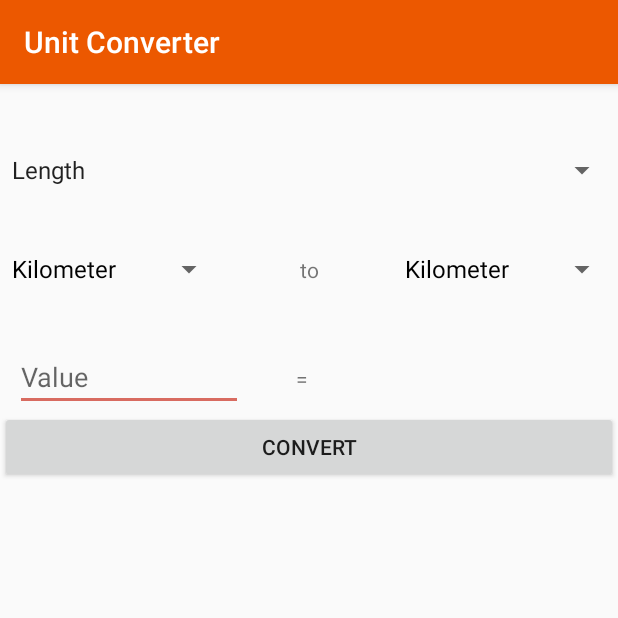
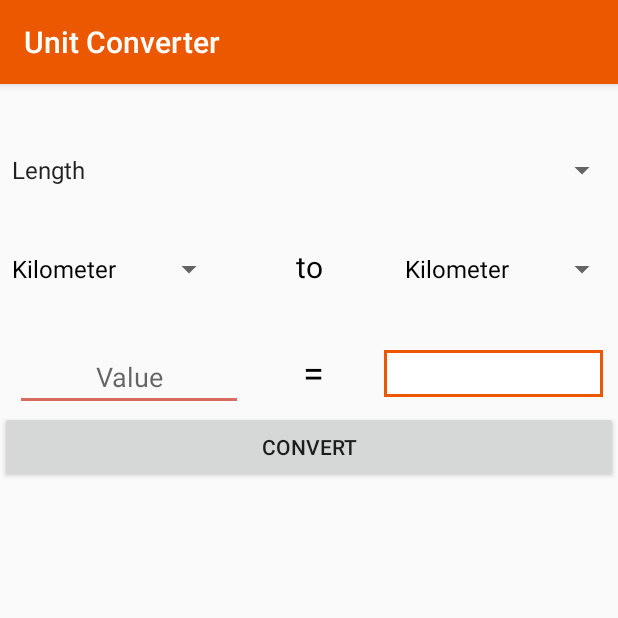
Before and after one commit to dilliwal11/CS-541-UnitConv-A1, an Android app: the screen it shows after launch (UnitConverter), on a phone screen of 412 x 824 dp, the top half of it. Run offline under Robolectric (Android 15) with nearby library versions, the phone set to English and light mode, and no system bars.

Commit message:
commit 3.2

```diff
--- a/app/src/main/AndroidManifest.xml
+++ b/app/src/main/AndroidManifest.xml
@@ -9,7 +9,11 @@
         android:roundIcon="@mipmap/ic_launcher_round"
         android:supportsRtl="true"
         android:theme="@style/AppTheme">
-        <activity android:name=".UnitConverter">
+        <activity android:name=".UnitConverter"
+            android:screenOrientation="portrait"
+
+
+            >
 
             <intent-filter>
                 <action android:name="android.intent.action.MAIN" />
--- a/app/src/main/java/com/example/unitconversionaug30/UnitConverter.java
+++ b/app/src/main/java/com/example/unitconversionaug30/UnitConverter.java
@@ -6,6 +6,7 @@
 import android.text.InputFilter;
 import android.text.Spanned;
 import android.util.Log;
+import android.view.MotionEvent;
 import android.view.View;
 import android.widget.AdapterView;
 import android.widget.ArrayAdapter;
--- /dev/null
+++ b/app/src/main/res/drawable/back.xml
@@ -0,0 +1,6 @@
+<?xml version="1.0" encoding="utf-8"?>
+
+    <shape xmlns:android="http://schemas.android.com/apk/res/android" android:shape="rectangle" >
+        <solid android:color="@android:color/white" />
+        <stroke android:width="2dp" android:color="@color/colorPrimary"/>
+    </shape>
--- a/app/src/main/res/layout-v26/activity_unit_converter.xml
+++ b/app/src/main/res/layout-v26/activity_unit_converter.xml
@@ -46,7 +46,10 @@
             android:layout_height="wrap_content"
             android:layout_weight="1"
             android:gravity="center"
+            android:textSize="20dp"
+            android:textColor="#000000"
             android:layout_marginTop="30dp"
+
             android:text="@string/to" />
 
         <Spinner
@@ -73,6 +76,7 @@
             android:layout_marginTop="25dp"
             android:autofillHints=""
             android:ems="10"
+            android:gravity="center"
             android:layout_marginLeft="10dp"
             android:hint="@string/value"
             android:inputType="number" />
@@ -84,15 +88,23 @@
             android:layout_height="wrap_content"
             android:layout_weight="1"
             android:gravity="center"
+            android:textColor="#000000"
+            android:textSize="25dp"
             android:layout_marginTop="25dp"
             android:text="@string/sign" />
 
         <TextView
             android:id="@+id/valueTv"
-            android:layout_width="171dp"
+            android:layout_width="146dp"
             android:layout_height="wrap_content"
             android:layout_marginTop="25dp"
-            android:text="@string/valueConverted" />
+            android:background="@drawable/back"
+            android:gravity="center"
+            android:maxEms="5"
+            android:layout_marginRight="10dp"
+            android:text=""
+            android:textColor="#000000"
+            android:textSize="23dp" />
 
     </LinearLayout>
     <Button
--- a/app/src/main/res/layout/activity_unit_converter.xml
+++ b/app/src/main/res/layout/activity_unit_converter.xml
@@ -97,10 +97,11 @@
         <TextView
             android:id="@+id/valueTv"
             android:layout_width="150dp"
-            android:gravity="left"
-            android:textSize="25dp"
+            android:gravity="center"
+            android:textSize="23dp"
             android:layout_marginRight="10dp"
             android:maxLines="1"
+            android:background="@drawable/back"
             android:maxEms="5"
             android:textColor="#000000"
             android:layout_height="wrap_content"
```
